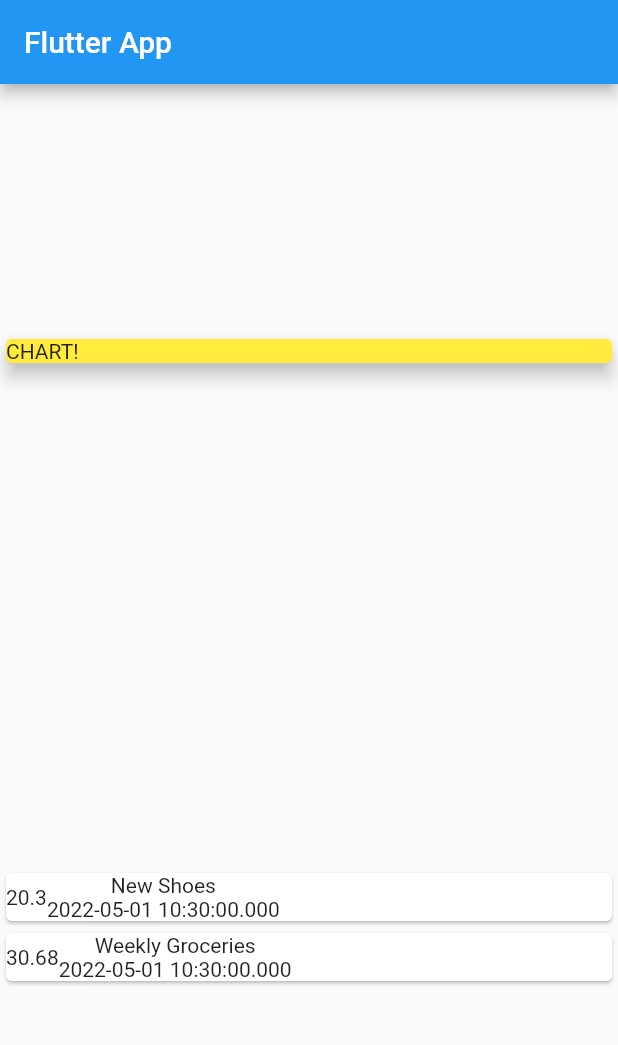
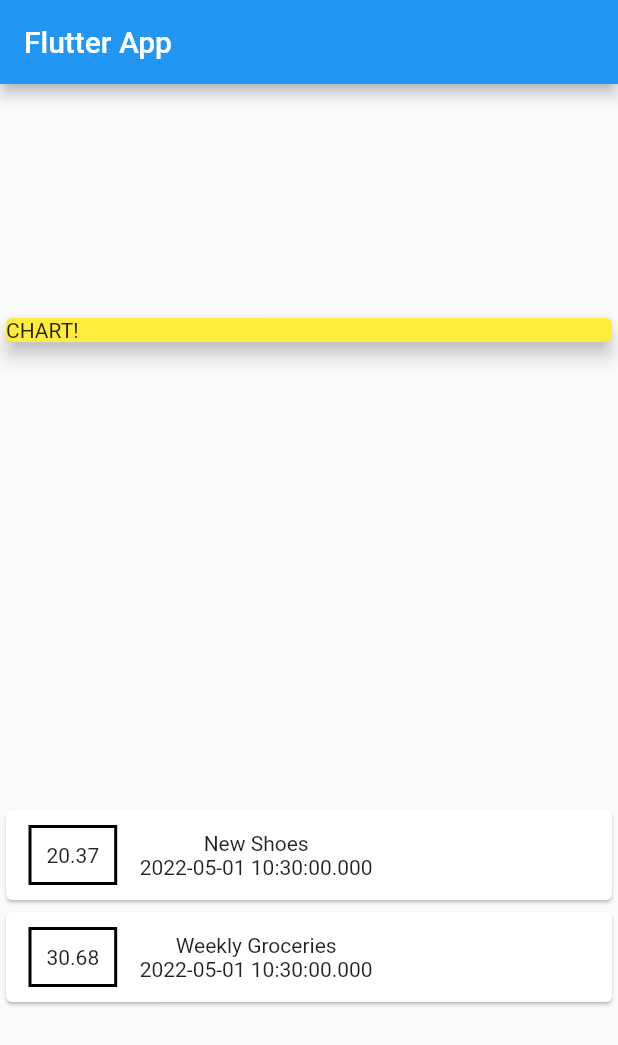
Before and after one commit to Rakesh-swain/Personal_Expenses_App, a Flutter app: the screen it shows after launch, on a phone screen of 412 x 824 dp. Shown: the top 1045 px of the screen. Run offline on Flutter 3.47's test engine with Material 2 defaults, Android fonts, the phone set to English and light mode, and no system bars.

Commit message:
styling a container

```diff
--- a/lib/main.dart
+++ b/lib/main.dart
@@ -20,7 +20,7 @@ class MyHomePage extends StatelessWidget {
     Transaction(
       id: 't1',
       title: 'New Shoes',
-      amount: 20.30,
+      amount: 20.37,
       date: DateTime.now(),
     ),
     Transaction(
@@ -55,6 +55,14 @@ class MyHomePage extends StatelessWidget {
                 return Card(
                   child: Row(children: <Widget>[
                     Container(
+                      padding: const EdgeInsets.all(10),
+                      margin: const EdgeInsets.symmetric(
+                          vertical: 10, horizontal: 15),
+                      decoration: BoxDecoration(
+                          border: Border.all(
+                        color: Colors.black,
+                        width: 2,
+                      )),
                       child: Text(tx.amount.toString()),
                     ),
                     Column(
```
